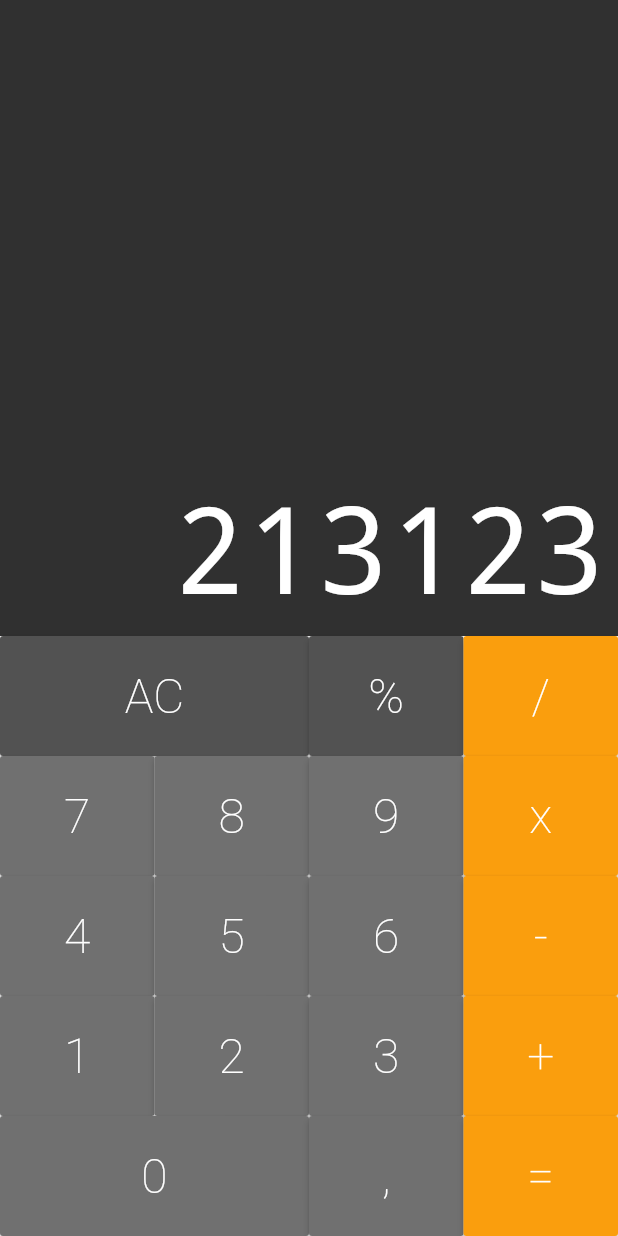
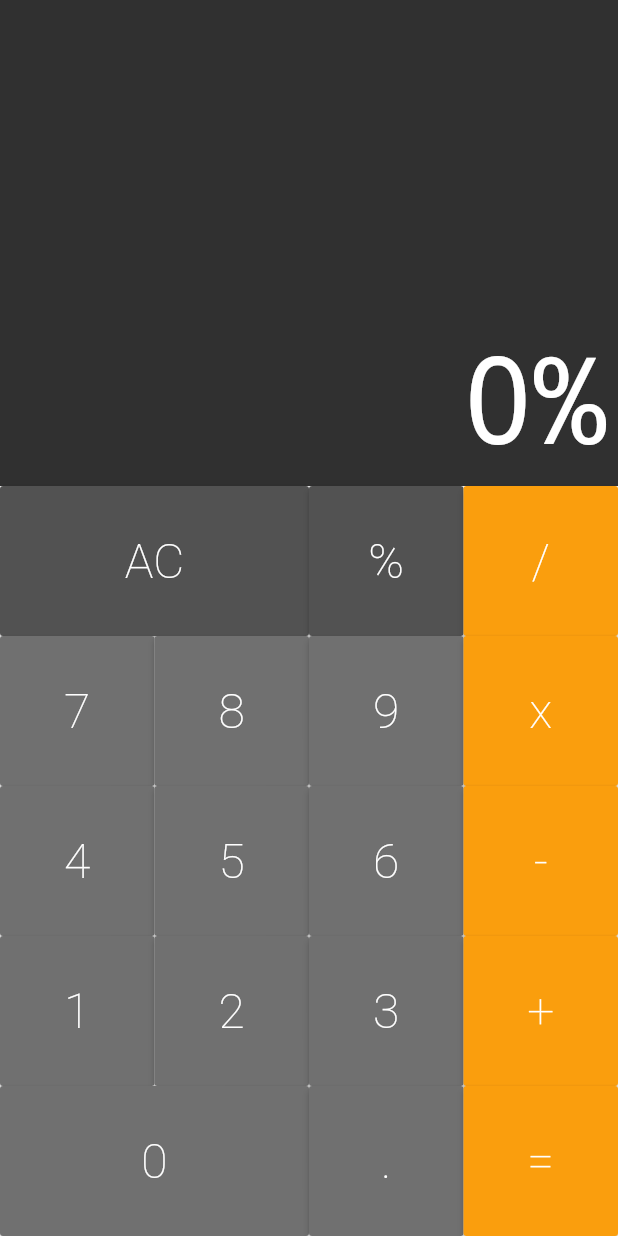
Before and after one commit to psatler/flutter-calculator, a Flutter app: the screen it shows after launch, after a tap on an icon or button, on a phone screen of 412 x 824 dp. Run offline on Flutter 3.47's test engine with Material 2 defaults, Android fonts, the phone set to English and light mode, and no system bars; drawn by our look-alikes of auto_size_text.

Commit message:
feat: transform calculator class into a stateful widget

```diff
--- a/lib/components/keyboard.dart
+++ b/lib/components/keyboard.dart
@@ -12,7 +12,7 @@ class Keyboard extends StatelessWidget {
   @override
   Widget build(BuildContext context) {
     return Container(
-      height: 400,
+      height: 500,
       child: Column(
         children: <Widget>[
           ButtonRow(
@@ -49,7 +49,7 @@ class Keyboard extends StatelessWidget {
           ButtonRow(
             [
               Button.big(text: '0', callback: keyboardCb),
-              Button(text: ',', callback: keyboardCb),
+              Button(text: '.', callback: keyboardCb),
               Button.operation(text: '=', callback: keyboardCb),
             ],
           )
--- a/lib/models/memory.dart
+++ b/lib/models/memory.dart
@@ -1,3 +1,20 @@
 class Memory {
+  String _value = '0'; // private variable
 
+  // getter
+  String get value {
+    return _value;
+  }
+
+  _allClear() {
+    _value = '0';
+  }
+
+  void applyCommand(String command) {
+    if(command == 'AC') {
+      _allClear();
+      return;
+    }
+    _value += command;
+  }
 }
--- a/lib/screens/calculator.dart
+++ b/lib/screens/calculator.dart
@@ -1,12 +1,22 @@
+import 'package:calculator/models/memory.dart';
 import 'package:flutter/material.dart';
 
 import '../components/display.dart';
 import '../components/keyboard.dart';
 
-class Calculator extends StatelessWidget {
+class Calculator extends StatefulWidget {
 
-  _onPressed(String text) {
-    print(text);
+  @override
+  _CalculatorState createState() => _CalculatorState();
+}
+
+class _CalculatorState extends State<Calculator> {
+  final Memory memory = Memory();
+
+  _onPressed(String command) {
+    setState(() {
+      memory.applyCommand(command);
+    });
   }
 
   @override
@@ -14,7 +24,7 @@ class Calculator extends StatelessWidget {
     return MaterialApp(
       home: Column(
         children: <Widget>[
-          Display('213123'),
+          Display(memory.value),
           Keyboard(_onPressed), // passing down the callback until it reaches the Button component
         ],
       ),
```
Also changed, not shown: 1 other file.
